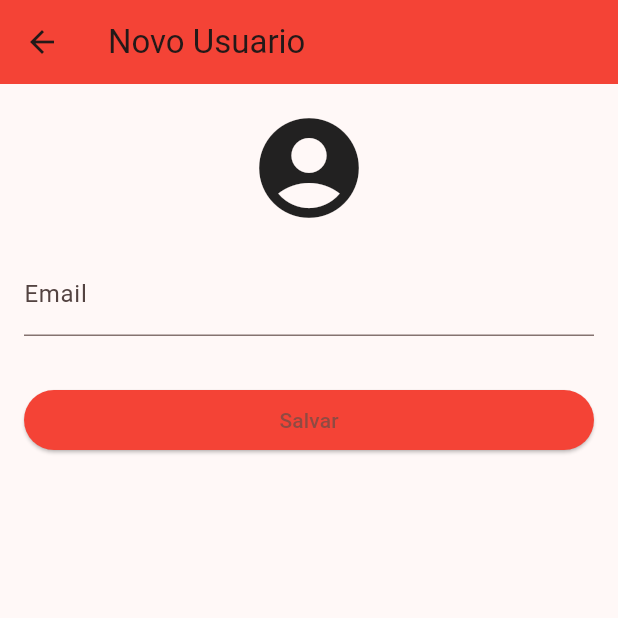
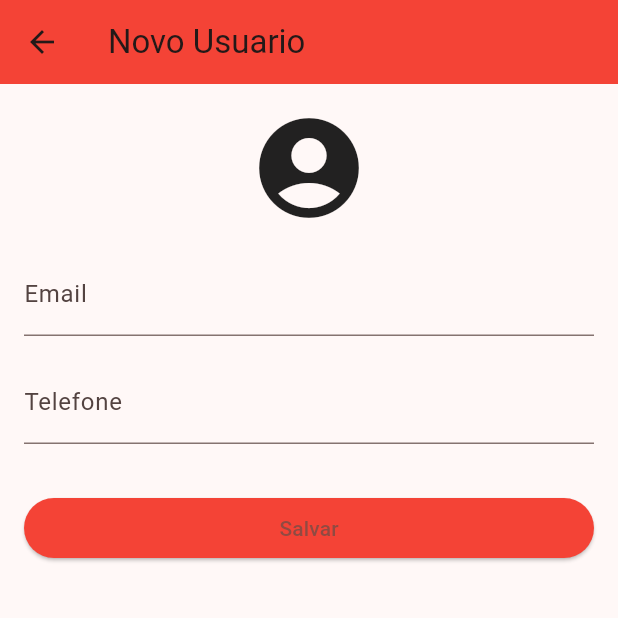
Before and after one commit to kerfesson/primeiro, a Flutter app: the screen it shows after launch, after a tap on "novo usuario", on a phone screen of 412 x 824 dp, the top half of it. Run offline on Flutter 3.47's test engine with Material 3 defaults, Android fonts, the phone set to English and light mode, and no system bars; our stand-ins replace sqflite; accounts and stored records are empty.

Commit message:
first commit

```diff
--- a/lib/Screens/user_form_screen.dart
+++ b/lib/Screens/user_form_screen.dart
@@ -15,6 +15,7 @@ class _UserFormScreenState extends State<UserFormScreen> {
 final _formKey = GlobalKey<FormState>();
 late TextEditingController _nameCtrl;
 late TextEditingController _emailCtrl;
+late TextEditingController _telefoneCtrl;
 final _db = DbHelper();
 
 bool get isEditing => widget.user != null;
@@ -24,6 +25,8 @@ void initState() {
   super.initState();
   _nameCtrl = TextEditingController(text: widget.user?.name ?? '');
   _emailCtrl = TextEditingController(text: widget.user?.email ?? '');
+  _telefoneCtrl = TextEditingController(text:widget.user?.telefone ?? '');
+
 }
 
 Future<void> _save() async {
@@ -32,7 +35,9 @@ Future<void> _save() async {
       id: widget.user?.id,
       name: _nameCtrl.text.trim(),
       email: _emailCtrl.text.trim(),
+      telefone: _telefoneCtrl.text.trim(),
     );
+
     if (isEditing)
       await _db.updateUser(user);
      else
@@ -75,6 +80,13 @@ Widget build(BuildContext context) {
               decoration: const InputDecoration(labelText: 'Email'),
               validator: (value) => value!.isEmpty ? 'Informe o email' : null,
             ),
+            const SizedBox(height: 16),
+            TextFormField(
+              controller: _telefoneCtrl,
+              decoration: const InputDecoration(labelText: 'Telefone'),
+              validator: (value) => value!.isEmpty ? 'Informe o telefone' : null,
+              keyboardType: TextInputType.number,
+            ),
             const SizedBox(height: 32),
             ElevatedButton(
               onPressed: _save,
--- a/lib/Screens/user_list_screen.dart
+++ b/lib/Screens/user_list_screen.dart
@@ -2,6 +2,8 @@ import 'package:flutter/material.dart';
 import '../models/user.dart';
 import '../database/db_helper.dart';
 import 'user_form_screen.dart';
+
+
 
 class UserListScreen extends StatefulWidget {
   const UserListScreen({super.key});
@@ -13,6 +15,8 @@ class UserListScreen extends StatefulWidget {
 class _UserListScreenState extends State<UserListScreen> {
   final DbHelper _db= DbHelper();
   List<User> _users = [];
+  final List<User> _filteredUsers = [];
+  final _seachCtrl = TextEditingController();
 
   @override
   void initState() {
@@ -70,6 +74,7 @@ class _UserListScreenState extends State<UserListScreen> {
                 ),
               )
             ),
+
             Expanded(
               child: _users.isEmpty
                 ? const Center(
--- a/lib/database/db_helper.dart
+++ b/lib/database/db_helper.dart
@@ -20,15 +20,20 @@ class DbHelper {
     'users.db');
     return openDatabase(
       dbPath,
-      version: 1,
-      onCreate: (db, version) async {
-        await db.execute('''
+      version: 2,
+      onCreate: (db, version) async{ ('''
           CREATE TABLE users(
             id INTEGER PRIMARY KEY AUTOINCREMENT,
             name TEXT,
-            email TEXT
+            email TEXT,
+            telefone TEXT,
           )
         ''');
+        OnUpgrade (db, oldVersion, newVersion) async {
+          if (oldVersion < 2) {
+            await db.execute('ALTER TABLE users ADD COLUMN telefone TEXT DEFAULT ""');
+          }
+        }
       },
     );
   }
--- a/lib/models/user.dart
+++ b/lib/models/user.dart
@@ -2,13 +2,15 @@ class User {
   final int? id;
   final String name;
   final String email;
+  final String telefone;
 
-  User({this.id, required this.name, required this.email});
+  User({this.id, required this.name, required this.email, required this.telefone});
   Map<String, dynamic> toMap() {
     return {
        if (id!= null)'id': id,
         'name': name,
         'email': email,
+        'telefone': telefone,
       };
 }
 
@@ -16,6 +18,8 @@ factory User.fromMap(Map<String, dynamic> map) {
     return User(
       id: map['id'],
       name: map['name'],
-      email: map['email']);
+      email: map['email'],
+      telefone: map['telefone']
+    );
   }
 }
```
Also changed, not shown: 2 other files.
